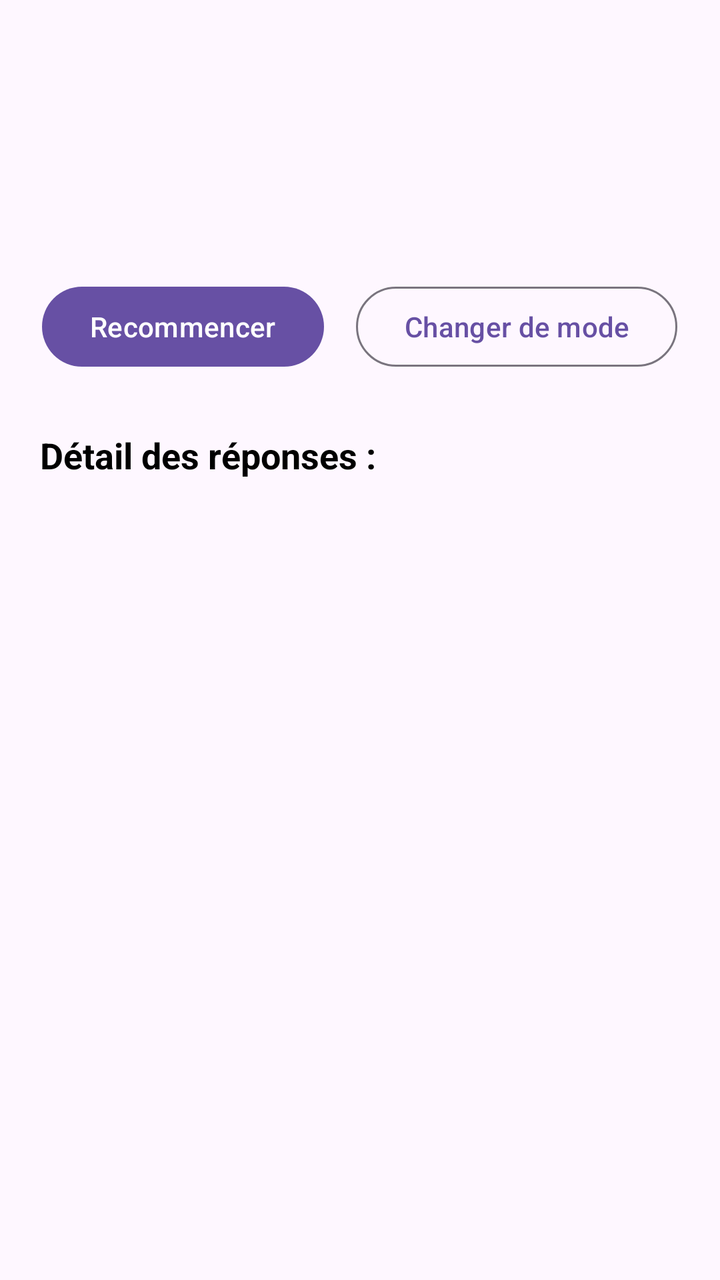
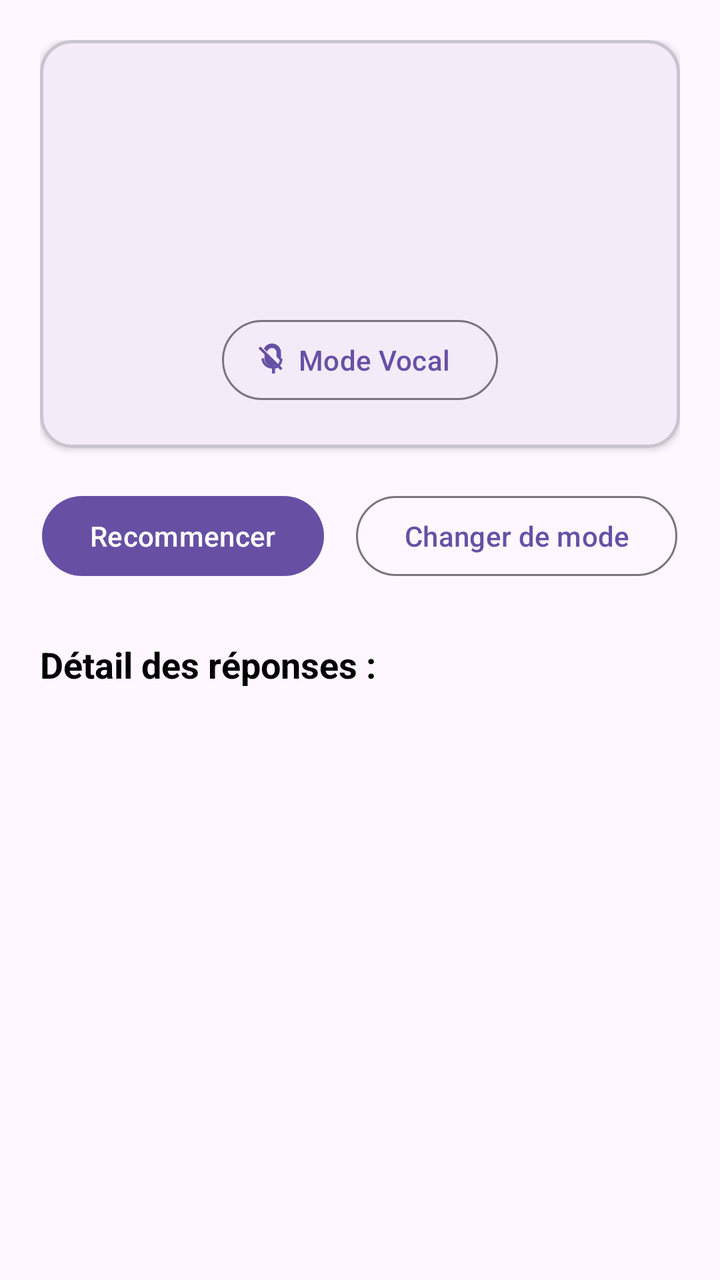

The first picture is an Android layout as it rendered before a commit; the second is the same layout after the commit. The layout source and the unified diff follow.
<!-- AndroidManifest.xml: application theme Theme.QCM1erDanTaekwondo -->
<!-- res/layout/activity_result.xml -->
<?xml version="1.0" encoding="utf-8"?>
<androidx.core.widget.NestedScrollView xmlns:android="http://schemas.android.com/apk/res/android"
    android:layout_width="match_parent"
    android:layout_height="match_parent"
    android:fillViewport="true">

    <LinearLayout
        android:layout_width="match_parent"
        android:layout_height="wrap_content"
        android:gravity="center_horizontal"
        android:orientation="vertical"
        android:padding="20dp">

        <TextView
            android:id="@+id/textScore"
            android:layout_width="wrap_content"
            android:layout_height="wrap_content"
            android:textSize="28sp"
            android:textStyle="bold" />

        <TextView
            android:id="@+id/textTime"
            android:layout_width="wrap_content"
            android:layout_height="wrap_content"
            android:layout_marginTop="4dp"
            android:textColor="#555555"
            android:textSize="16sp"
            android:textStyle="bold" />

        <TextView
            android:id="@+id/textStatus"
            android:layout_width="wrap_content"
            android:layout_height="wrap_content"
            android:layout_marginTop="12dp"
            android:gravity="center"
            android:textSize="18sp" />

        <LinearLayout
            android:layout_width="match_parent"
            android:layout_height="wrap_content"
            android:layout_marginTop="20dp"
            android:gravity="center"
            android:orientation="horizontal">

            <Button
                android:id="@+id/btnRetry"
                android:layout_width="wrap_content"
                android:layout_height="wrap_content"
                android:layout_marginEnd="8dp"
                android:text="Recommencer" />

            <com.google.android.material.button.MaterialButton
                android:id="@+id/btnHome"
                style="@style/Widget.Material3.Button.OutlinedButton"
                android:layout_width="wrap_content"
                android:layout_height="wrap_content"
                android:layout_marginStart="8dp"
                android:text="Changer de mode" />
        </LinearLayout>

        <TextView
            android:id="@+id/textDetailHeader"
            android:layout_width="match_parent"
            android:layout_height="wrap_content"
            android:layout_marginTop="28dp"
            android:layout_marginBottom="12dp"
            android:text="Détail des réponses :"
            android:textColor="@color/black"
            android:textSize="18sp"
            android:textStyle="bold" />

        <LinearLayout
            android:id="@+id/layoutQuestionsContainer"
            android:layout_width="match_parent"
            android:layout_height="wrap_content"
            android:orientation="vertical" />

    </LinearLayout>
</androidx.core.widget.NestedScrollView>
<!-- resources referenced by this layout -->
<resources>
  <color name="black">#FF000000</color>
  <style name="Theme.QCM1erDanTaekwondo" parent="Base.Theme.QCM1erDanTaekwondo" />
  <style name="Base.Theme.QCM1erDanTaekwondo" parent="Theme.Material3.DayNight.NoActionBar">
          
          
      </style>
</resources>

<!-- the commit's change to res/layout/activity_result.xml (unified diff, before → after) -->
@@ -1,5 +1,6 @@
 <?xml version="1.0" encoding="utf-8"?>
 <androidx.core.widget.NestedScrollView xmlns:android="http://schemas.android.com/apk/res/android"
+    xmlns:app="http://schemas.android.com/apk/res-auto"
     android:layout_width="match_parent"
     android:layout_height="match_parent"
     android:fillViewport="true">
@@ -11,29 +12,59 @@
         android:orientation="vertical"
         android:padding="20dp">
 
-        <TextView
-            android:id="@+id/textScore"
-            android:layout_width="wrap_content"
+        <com.google.android.material.card.MaterialCardView
+            android:id="@+id/cardScoreHeader"
+            android:layout_width="match_parent"
             android:layout_height="wrap_content"
-            android:textSize="28sp"
-            android:textStyle="bold" />
+            app:cardCornerRadius="16dp"
+            app:cardElevation="2dp"
+            app:strokeWidth="1.5dp">
 
-        <TextView
-            android:id="@+id/textTime"
-            android:layout_width="wrap_content"
-            android:layout_height="wrap_content"
-            android:layout_marginTop="4dp"
-            android:textColor="#555555"
-            android:textSize="16sp"
-            android:textStyle="bold" />
+            <LinearLayout
+                android:layout_width="match_parent"
+                android:layout_height="wrap_content"
+                android:gravity="center_horizontal"
+                android:orientation="vertical"
+                android:padding="20dp">
 
-        <TextView
-            android:id="@+id/textStatus"
-            android:layout_width="wrap_content"
-            android:layout_height="wrap_content"
-            android:layout_marginTop="12dp"
-            android:gravity="center"
-            android:textSize="18sp" />
+                <TextView
+                    android:id="@+id/textScore"
+                    android:layout_width="wrap_content"
+                    android:layout_height="wrap_content"
+                    android:gravity="center"
+                    android:textColor="#000000"
+                    android:textSize="28sp"
+                    android:textStyle="bold" />
+
+                <TextView
+                    android:id="@+id/textTime"
+                    android:layout_width="wrap_content"
+                    android:layout_height="wrap_content"
+                    android:layout_marginTop="6dp"
+                    android:textColor="#000000"
+                    android:textSize="15sp"
+                    android:textStyle="bold" />
+
+                <TextView
+                    android:id="@+id/textStatus"
+                    android:layout_width="wrap_content"
+                    android:layout_height="wrap_content"
+                    android:layout_marginTop="12dp"
+                    android:gravity="center"
+                    android:textSize="18sp"
+                    android:textStyle="bold" />
+
+                <com.google.android.material.button.MaterialButton
+                    android:id="@+id/btnVocalMode"
+                    style="@style/Widget.Material3.Button.OutlinedButton.Icon"
+                    android:layout_width="wrap_content"
+                    android:layout_height="wrap_content"
+                    android:layout_marginTop="16dp"
+                    android:text="Mode Vocal"
+                    app:icon="@drawable/ic_mic_off" />
+
+            </LinearLayout>
+        </com.google.android.material.card.MaterialCardView>
 
         <LinearLayout
             android:layout_width="match_parent"
<!-- resource entries referenced after the edit -->
@@ -1,6 +1,17 @@
 <!-- resources referenced by this layout -->
 <resources>
   <color name="black">#FF000000</color>
+  <!-- drawable ic_mic_off (drawable) -->
+  <?xml version="1.0" encoding="utf-8"?>
+  <vector xmlns:android="http://schemas.android.com/apk/res/android"
+      android:width="24dp"
+      android:height="24dp"
+      android:viewportWidth="24"
+      android:viewportHeight="24">
+      <path
+          android:fillColor="#000000"
+          android:pathData="M19,11h-1.7c0,1.58 -0.6,3.01 -1.58,4.1l1.22,1.22C18.25,14.82 19,13.01 19,11zm-7,6.72V21h2v-3.28c0.88,-0.13 1.71,-0.44 2.47,-0.89l-1.46,-1.46C14.28,15.72 13.17,16 12,16c-2.76,0 -5.3,-2.1 -5.3,-5.1H5c0,3.41 2.72,6.23 6,6.72zM4.27,3L3,4.27l4.01,4.01V11c0,2.76 2.24,5 5,5 .84,0 1.62,-0.22 2.31,-0.61l3.41,3.41 1.27,-1.27L4.27,3zM12,4c1.66,0 3,1.34 3,3v2.88l2.42,2.42C17.82,11.75 18,11.39 18,11V7c0,-3.31 -2.69,-6 -6,-6 -2.39,0 -4.47,1.41 -5.41,3.44l2.12,2.12C9.28,4.98 10.53,4 12,4z" />
+  </vector>
   <style name="Theme.QCM1erDanTaekwondo" parent="Base.Theme.QCM1erDanTaekwondo" />
   <style name="Base.Theme.QCM1erDanTaekwondo" parent="Theme.Material3.DayNight.NoActionBar">
           
